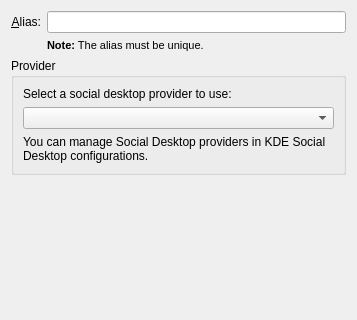
Qt form microblogs/ocs/ocsconfigurebase.ui (KDE/choqok) before a commit.
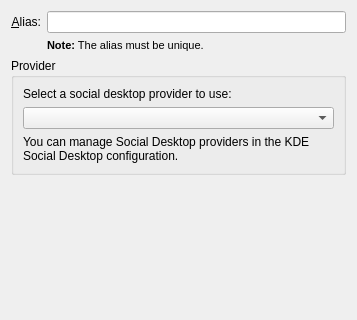
The same form after that commit. Custom widgets are drawn as their Qt base class.

```diff
--- a/microblogs/ocs/ocsconfigurebase.ui
+++ b/microblogs/ocs/ocsconfigurebase.ui
@@ -80,7 +80,7 @@
       <item>
        <widget class="QLabel" name="label_2">
         <property name="text">
-         <string>You can manage Social Desktop providers in KDE Social Desktop configurations.</string>
+         <string>You can manage Social Desktop providers in the KDE Social Desktop configuration.</string>
         </property>
         <property name="wordWrap">
          <bool>true</bool>
```
